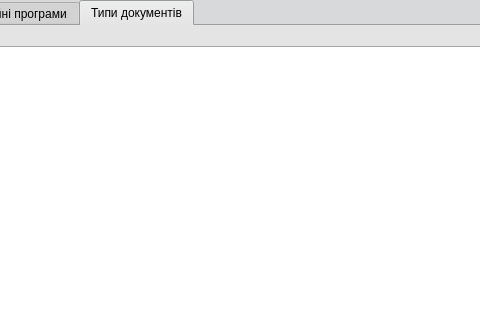
landrew31/db_course_work, file sale_department.ui: the form before one commit; both pictures show x 185 to 665 and y 0 to 320 of the 1360 by 760 pixel window.
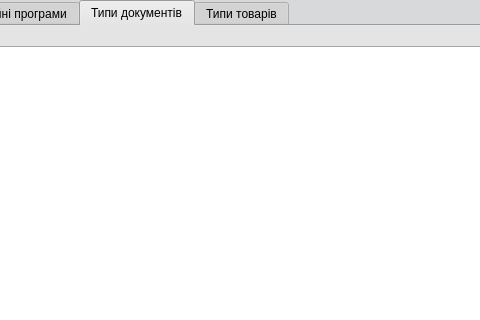
The form after the commit. The open tabs and pages were chosen to show the change.

Patch:
```diff
--- a/sale_department.ui
+++ b/sale_department.ui
@@ -1072,6 +1072,11 @@
       </widget>
      </widget>
     </widget>
+    <widget class="QWidget" name="tab_good_types">
+     <attribute name="title">
+      <string>Типи товарів</string>
+     </attribute>
+    </widget>
    </widget>
   </widget>
   <widget class="QMenuBar" name="menuBar">
```
Left out of the diff: 2 changed lines with no effect on the pictures.
